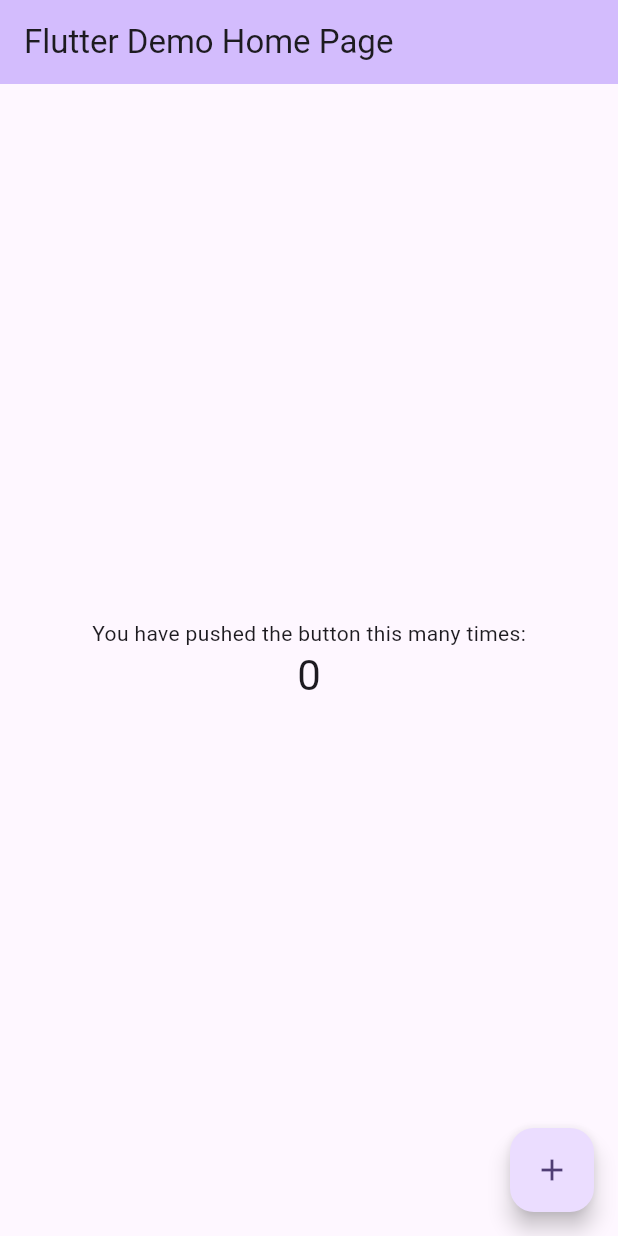
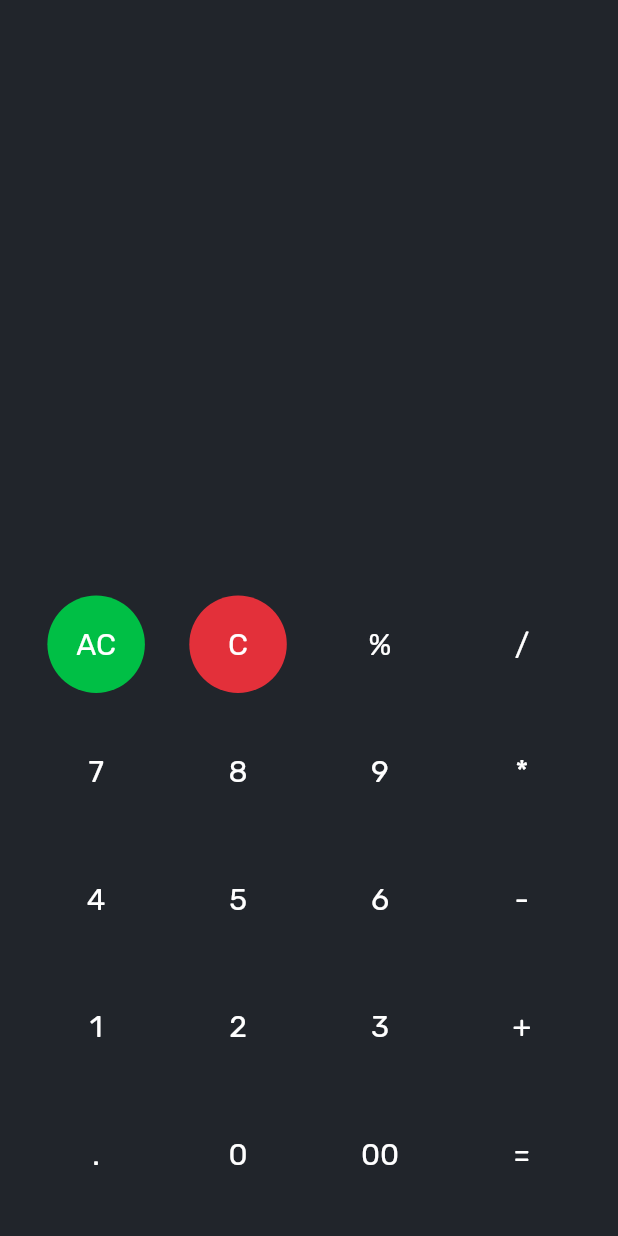
Before and after one commit to NelsonZarazaDev/Calculadora-Flutter, a Flutter app: the screen it shows after launch, on a phone screen of 412 x 824 dp. Run offline on Flutter 3.47's test engine with Material 3 defaults, Android fonts, the phone set to English and light mode, and no system bars; our stand-ins replace google_fonts, math_expressions.

Commit message:
Creacion de la interfaz grafica y funcionalidad

```diff
--- a/lib/main.dart
+++ b/lib/main.dart
@@ -1,125 +1,220 @@
+import 'package:calculadora_flutter/widgets/CalcButton.dart';
 import 'package:flutter/material.dart';
+import 'package:google_fonts/google_fonts.dart';
+import 'package:math_expressions/math_expressions.dart';
 
 void main() {
-  runApp(const MyApp());
+  runApp(const CalcApp());
 }
 
-class MyApp extends StatelessWidget {
-  const MyApp({super.key});
+class CalcApp extends StatefulWidget {
+  const CalcApp({super.key});
 
-  // This widget is the root of your application.
   @override
-  Widget build(BuildContext context) {
-    return MaterialApp(
-      title: 'Flutter Demo',
-      theme: ThemeData(
-        // This is the theme of your application.
-        //
-        // TRY THIS: Try running your application with "flutter run". You'll see
-        // the application has a purple toolbar. Then, without quitting the app,
-        // try changing the seedColor in the colorScheme below to Colors.green
-        // and then invoke "hot reload" (save your changes or press the "hot
-        // reload" button in a Flutter-supported IDE, or press "r" if you used
-        // the command line to start the app).
-        //
-        // Notice that the counter didn't reset back to zero; the application
-        // state is not lost during the reload. To reset the state, use hot
-        // restart instead.
-        //
-        // This works for code too, not just values: Most code changes can be
-        // tested with just a hot reload.
-        colorScheme: ColorScheme.fromSeed(seedColor: Colors.deepPurple),
-        useMaterial3: true,
-      ),
-      home: const MyHomePage(title: 'Flutter Demo Home Page'),
-    );
-  }
+  State<CalcApp> createState() => _CalcAppState();
 }
 
-class MyHomePage extends StatefulWidget {
-  const MyHomePage({super.key, required this.title});
+class _CalcAppState extends State<CalcApp> {
+  String _history = "";
+  String _expression = "";
+  void clear(String text) {
+    setState(() {
+      _expression = "";
+    });
+  }
 
-  // This widget is the home page of your application. It is stateful, meaning
-  // that it has a State object (defined below) that contains fields that affect
-  // how it looks.
+  void allClear(String text) {
+    setState(() {
+      _history = "";
+      _expression = "";
+    });
+  }
 
-  // This class is the configuration for the state. It holds the values (in this
-  // case the title) provided by the parent (in this case the App widget) and
-  // used by the build method of the State. Fields in a Widget subclass are
-  // always marked "final".
+  void evaluate(String text) {
+    Parser p = Parser();
+    Expression exp = p.parse(_expression);
+    ContextModel cm = ContextModel();
+     setState(() {
+      _history = _expression;
+      _expression = exp.evaluate(EvaluationType.REAL, cm).toString();
+    });
+  }
 
-  final String title;
+  void numClick(String text) {
+    setState(() {
 
-  @override
-  State<MyHomePage> createState() => _MyHomePageState();
-}
+        _expression += text;
 
-class _MyHomePageState extends State<MyHomePage> {
-  int _counter = 0;
-
-  void _incrementCounter() {
-    setState(() {
-      // This call to setState tells the Flutter framework that something has
-      // changed in this State, which causes it to rerun the build method below
-      // so that the display can reflect the updated values. If we changed
-      // _counter without calling setState(), then the build method would not be
-      // called again, and so nothing would appear to happen.
-      _counter++;
     });
   }
 
   @override
   Widget build(BuildContext context) {
-    // This method is rerun every time setState is called, for instance as done
-    // by the _incrementCounter method above.
-    //
-    // The Flutter framework has been optimized to make rerunning build methods
-    // fast, so that you can just rebuild anything that needs updating rather
-    // than having to individually change instances of widgets.
-    return Scaffold(
-      appBar: AppBar(
-        // TRY THIS: Try changing the color here to a specific color (to
-        // Colors.amber, perhaps?) and trigger a hot reload to see the AppBar
-        // change color while the other colors stay the same.
-        backgroundColor: Theme.of(context).colorScheme.inversePrimary,
-        // Here we take the value from the MyHomePage object that was created by
-        // the App.build method, and use it to set our appbar title.
-        title: Text(widget.title),
-      ),
-      body: Center(
-        // Center is a layout widget. It takes a single child and positions it
-        // in the middle of the parent.
-        child: Column(
-          // Column is also a layout widget. It takes a list of children and
-          // arranges them vertically. By default, it sizes itself to fit its
-          // children horizontally, and tries to be as tall as its parent.
-          //
-          // Column has various properties to control how it sizes itself and
-          // how it positions its children. Here we use mainAxisAlignment to
-          // center the children vertically; the main axis here is the vertical
-          // axis because Columns are vertical (the cross axis would be
-          // horizontal).
-          //
-          // TRY THIS: Invoke "debug painting" (choose the "Toggle Debug Paint"
-          // action in the IDE, or press "p" in the console), to see the
-          // wireframe for each widget.
-          mainAxisAlignment: MainAxisAlignment.center,
-          children: <Widget>[
-            const Text(
-              'You have pushed the button this many times:',
-            ),
-            Text(
-              '$_counter',
-              style: Theme.of(context).textTheme.headlineMedium,
-            ),
-          ],
+    return MaterialApp(
+      debugShowCheckedModeBanner: false,
+      title: "Calculadora",
+      home: Scaffold(
+        backgroundColor: const Color(0xFF21252B),
+        body: Container(
+          padding: const EdgeInsets.all(12),
+          child: Column(
+            mainAxisAlignment: MainAxisAlignment.end,
+            children: <Widget>[
+              Container(
+                alignment: const Alignment(1.0, 1.0),
+                child: Padding(
+                  padding: const EdgeInsets.only(right: 12),
+                  child: Text(
+                    _history,
+                    style: GoogleFonts.rubik(
+                        textStyle: const TextStyle(
+                            fontSize: 24, color: Color(0xFF545F61))),
+                  ),
+                ),
+              ),
+              Container(
+                alignment: const Alignment(1.0, 1.0),
+                child: Padding(
+                  padding: const EdgeInsets.all(12),
+                  child: (Text(
+                    _expression,
+                    style: GoogleFonts.rubik(
+                        textStyle:
+                            const TextStyle(fontSize: 48, color: Colors.white)),
+                  )),
+                ),
+              ),
+              Row(
+                mainAxisAlignment: MainAxisAlignment.spaceEvenly,
+                children: <Widget>[
+                  CalcButton(
+                    bgcolor: 0xFF00BF45,
+                    text: "AC",
+                    callback: allClear,
+                    textSize: 20,
+                  ),
+                  CalcButton(
+                    bgcolor: 0xffE3303A,
+                    text: "C",
+                    callback: clear,
+                    textSize: 20,
+                  ),
+                  CalcButton(
+                    text: "%",
+                    callback: numClick,
+                    textSize: 20,
+                  ),
+                  CalcButton(
+                    text: "/",
+                    callback: numClick,
+                    textSize: 20,
+                  )
+                ],
+              ),
+              Row(
+                mainAxisAlignment: MainAxisAlignment.spaceEvenly,
+                children: <Widget>[
+                  CalcButton(
+                    text: "7",
+                    callback: numClick,
+                    textSize: 20,
+                  ),
+                  CalcButton(
+                    text: "8",
+                    callback: numClick,
+                    textSize: 20,
+                  ),
+                  CalcButton(
+                    text: "9",
+                    callback: numClick,
+                    textSize: 20,
+                  ),
+                  CalcButton(
+                    text: "*",
+                    callback: numClick,
+                    textSize: 20,
+                  )
+                ],
+              ),
+              Row(
+                mainAxisAlignment: MainAxisAlignment.spaceEvenly,
+                children: <Widget>[
+                  CalcButton(
+                    text: "4",
+                    callback: numClick,
+                    textSize: 20,
+                  ),
+                  CalcButton(
+                    text: "5",
+                    callback: numClick,
+                    textSize: 20,
+                  ),
+                  CalcButton(
+                    text: "6",
+                    callback: numClick,
+                    textSize: 20,
+                  ),
+                  CalcButton(
+                    text: "-",
+                    callback: numClick,
+                    textSize: 20,
+                  )
+                ],
+              ),
+              Row(
+                mainAxisAlignment: MainAxisAlignment.spaceEvenly,
+                children: <Widget>[
+                  CalcButton(
+                    text: "1",
+                    callback: numClick,
+                    textSize: 20,
+                  ),
+                  CalcButton(
+                    text: "2",
+                    callback: numClick,
+                    textSize: 20,
+                  ),
+                  CalcButton(
+                    text: "3",
+                    callback: numClick,
+                    textSize: 20,
+                  ),
+                  CalcButton(
+                    text: "+",
+                    callback: numClick,
+                    textSize: 20,
+                  )
+                ],
+              ),
+              Row(
+                mainAxisAlignment: MainAxisAlignment.spaceEvenly,
+                children: <Widget>[
+                  CalcButton(
+                    text: ".",
+                    callback: numClick,
+                    textSize: 20,
+                  ),
+                  CalcButton(
+                    text: "0",
+                    callback: numClick,
+                    textSize: 20,
+                  ),
+                  CalcButton(
+                    text: "00",
+                    callback: numClick,
+                    textSize: 20,
+                  ),
+                  CalcButton(
+                    text: "=",
+                    callback: evaluate,
+                    textSize: 20,
+                  )
+                ],
+              )
+            ],
+          ),
         ),
       ),
-      floatingActionButton: FloatingActionButton(
-        onPressed: _incrementCounter,
-        tooltip: 'Increment',
-        child: const Icon(Icons.add),
-      ), // This trailing comma makes auto-formatting nicer for build methods.
     );
   }
 }
--- /dev/null
+++ b/lib/widgets/CalcButton.dart
@@ -0,0 +1,37 @@
+import 'package:flutter/material.dart';
+import 'package:google_fonts/google_fonts.dart';
+
+class CalcButton extends StatelessWidget {
+  final Function callback;
+  final int bgcolor;
+  final String text;
+  final double textSize;
+  const CalcButton(
+      {super.key,
+      required this.callback,
+      required this.text,
+      this.textSize = 28,this.bgcolor=0xFF21252B});
+
+  @override
+  Widget build(BuildContext context) {
+    return Container(
+      margin: const EdgeInsets.all(10),
+      child: SizedBox(
+        width: 65,
+        height: 65,
+        child: TextButton(
+          onPressed: () => {callback(text)},
+          style: TextButton.styleFrom(
+              backgroundColor: Color(bgcolor),
+              foregroundColor: Colors.white,
+              padding: const EdgeInsets.all(16.0),
+              textStyle: const TextStyle(fontSize: 20)),
+          child: Text(
+            text,
+            style: GoogleFonts.rubik(textStyle: TextStyle(fontSize: textSize)),
+          ),
+        ),
+      ),
+    );
+  }
+}
--- a/pubspec.yaml
+++ b/pubspec.yaml
@@ -35,6 +35,8 @@ dependencies:
   # The following adds the Cupertino Icons font to your application.
   # Use with the CupertinoIcons class for iOS style icons.
   cupertino_icons: ^1.0.2
+  math_expressions: ^2.4.0
+  google_fonts: ^6.1.0
 
 dev_dependencies:
   flutter_test:
```
Also changed, not shown: pubspec.lock, 2 other files.
